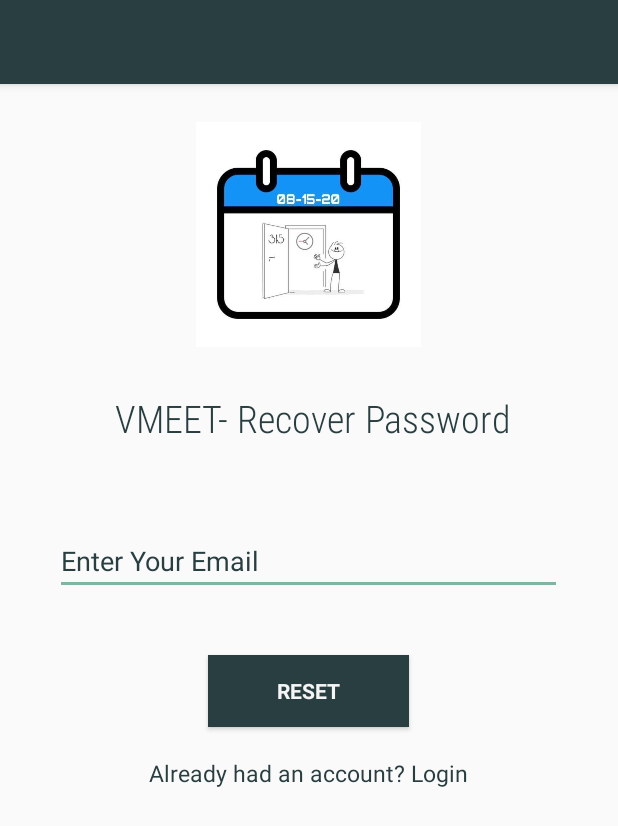
After one commit to Akhilkrishna415/VMeet, an Android app: the ResetActivity screen opened directly, with no data from a screen before it, on a phone screen of 412 x 824 dp. The commit adds this screen. Shown: the top 826 px of the screen. Run offline under Robolectric (Android 15) with nearby library versions, the phone set to English and light mode, and no system bars.

Commit message:
Added ForgetPasswordActivity

```diff
--- a/app/src/main/AndroidManifest.xml
+++ b/app/src/main/AndroidManifest.xml
@@ -9,6 +9,7 @@
         android:roundIcon="@mipmap/logo"
         android:supportsRtl="true"
         android:theme="@style/AppTheme">
+        <activity android:name=".ResetActivity"></activity>
         <activity android:name=".Faqs" />
         <activity android:name=".Feedback" />
         <activity android:name=".Contactus" />
@@ -16,13 +17,12 @@
         <activity android:name=".Settings" />
         <activity android:name=".Editprofile" />
         <activity android:name=".MainActivity" />
-        <activity
-            android:name=".Login">
-        <intent-filter>
-            <action android:name="android.intent.action.MAIN" />
+        <activity android:name=".Login">
+            <intent-filter>
+                <action android:name="android.intent.action.MAIN" />
 
-            <category android:name="android.intent.category.LAUNCHER" />
-        </intent-filter>
+                <category android:name="android.intent.category.LAUNCHER" />
+            </intent-filter>
         </activity>
         <activity
             android:name=".Homepage"
--- a/app/src/main/java/com/example/vmeet/Login.java
+++ b/app/src/main/java/com/example/vmeet/Login.java
@@ -41,7 +41,14 @@
                 startActivity(i);
             }
         });
-
+        forgotPassword.setOnClickListener(new View.OnClickListener() {
+            @Override
+            public void onClick(View v) {
+//                Toast.makeText(Login.this, "You are logged in", Toast.LENGTH_SHORT).show();
+                Intent i = new Intent(getApplicationContext(), ResetActivity.class);
+                startActivity(i);
+            }
+        });
 
     }
 }
--- /dev/null
+++ b/app/src/main/java/com/example/vmeet/ResetActivity.java
@@ -0,0 +1,14 @@
+package com.example.vmeet;
+
+import androidx.appcompat.app.AppCompatActivity;
+
+import android.os.Bundle;
+
+public class ResetActivity extends AppCompatActivity {
+
+    @Override
+    protected void onCreate(Bundle savedInstanceState) {
+        super.onCreate(savedInstanceState);
+        setContentView(R.layout.activity_reset);
+    }
+}
--- /dev/null
+++ b/app/src/main/res/layout/activity_reset.xml
@@ -0,0 +1,88 @@
+<?xml version="1.0" encoding="utf-8"?>
+<androidx.constraintlayout.widget.ConstraintLayout xmlns:android="http://schemas.android.com/apk/res/android"
+    xmlns:app="http://schemas.android.com/apk/res-auto"
+    xmlns:tools="http://schemas.android.com/tools"
+    android:layout_width="match_parent"
+    android:layout_height="match_parent"
+    tools:context=".ResetActivity">
+    <LinearLayout
+        android:layout_width="match_parent"
+        android:layout_height="match_parent"
+        android:orientation="vertical">
+
+
+        <include
+            layout="@layout/toolbar"
+            android:layout_width="match_parent"
+            android:layout_height="wrap_content" />
+
+        <ImageView
+            android:id="@+id/imageView2"
+            android:layout_width="150dp"
+            android:layout_height="150dp"
+            android:layout_marginTop="25dp"
+            android:layout_gravity="center"
+            android:src="@drawable/logo" />
+
+        <TextView
+            android:id="@+id/textView10"
+            android:layout_width="wrap_content"
+            android:layout_height="60dp"
+            android:layout_gravity="center"
+            android:layout_marginStart="20dp"
+            android:layout_marginTop="20dp"
+            android:layout_marginEnd="20dp"
+            android:layout_marginBottom="20dp"
+            android:fontFamily="sans-serif-condensed-light"
+            android:padding="10dp"
+            android:text=" VMEET- Recover Password"
+            android:textColor="@color/mainText"
+            android:textSize="25sp"
+            android:textStyle="normal" />
+
+        <EditText
+            android:id="@+id/username"
+            android:layout_width="338dp"
+            android:layout_height="wrap_content"
+            android:layout_gravity="center"
+            android:layout_marginStart="20dp"
+            android:layout_marginTop="20dp"
+            android:layout_marginEnd="20dp"
+            android:layout_marginBottom="20dp"
+            android:hint="@string/prompt_resetemail"
+            android:inputType="textEmailAddress"
+            android:selectAllOnFocus="true"
+            android:textColorHint="@color/mainText" />
+
+
+
+
+        <Button
+            android:id="@+id/login"
+            android:layout_height="wrap_content"
+            android:layout_gravity="center"
+            android:layout_marginTop="20dp"
+            android:layout_marginBottom="10dp"
+            android:background="@color/mainText"
+            android:fontFamily="sans-serif"
+            android:text="RESET"
+            android:textColor="@color/white_smoke"
+            android:layout_width="134dp"
+            android:textStyle="bold"
+            />
+
+        <TextView
+            android:id="@+id/gotoRegister"
+            android:layout_width="wrap_content"
+            android:layout_height="40dp"
+            android:layout_gravity="center"
+            android:fontFamily="sans-serif"
+            android:padding="10dp"
+            android:text="Already had an account? Login"
+            android:textColor="@color/mainText"
+            android:textSize="15sp"
+            android:textStyle="normal" />
+
+    </LinearLayout>
+
+</androidx.constraintlayout.widget.ConstraintLayout>
--- a/app/src/main/res/values/strings.xml
+++ b/app/src/main/res/values/strings.xml
@@ -2,6 +2,7 @@
     <string name="app_name">VMeet</string>
     <string name="title_activity_login">LoginActivity</string>
     <string name="prompt_email">Email</string>
+    <string name="prompt_resetemail">Enter Your Email</string>
     <string name="prompt_password">Password</string>
     <string name="action_sign_in">Sign in or register</string>
     <string name="action_sign_in_short">Sign in</string>
```
